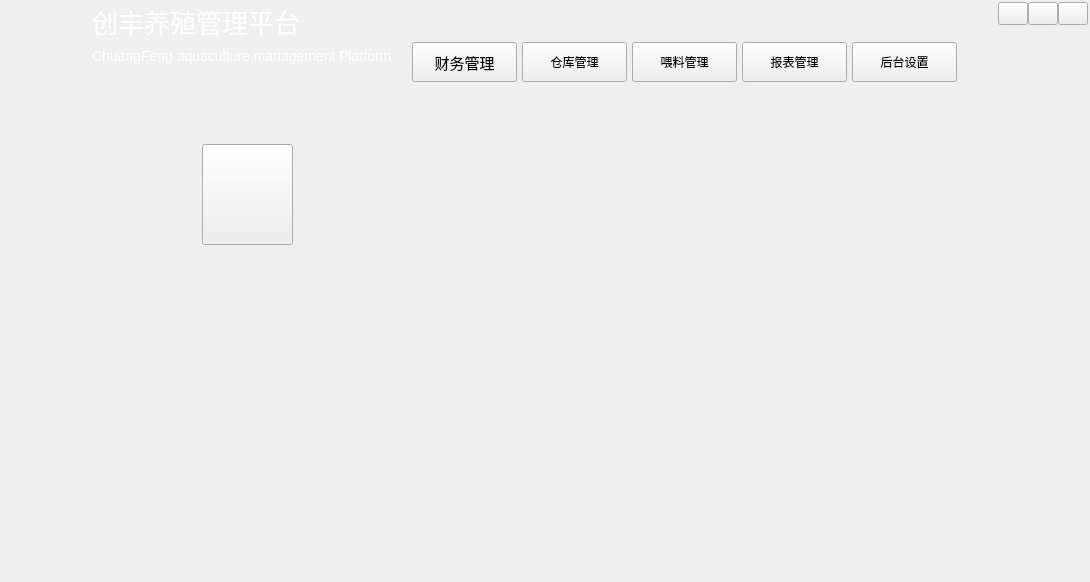
Above: ChuangfengDesktop/ChuangfengDesktop.ui from asdlei99/chuangfengdesktop before the change. Below: the same form after it.
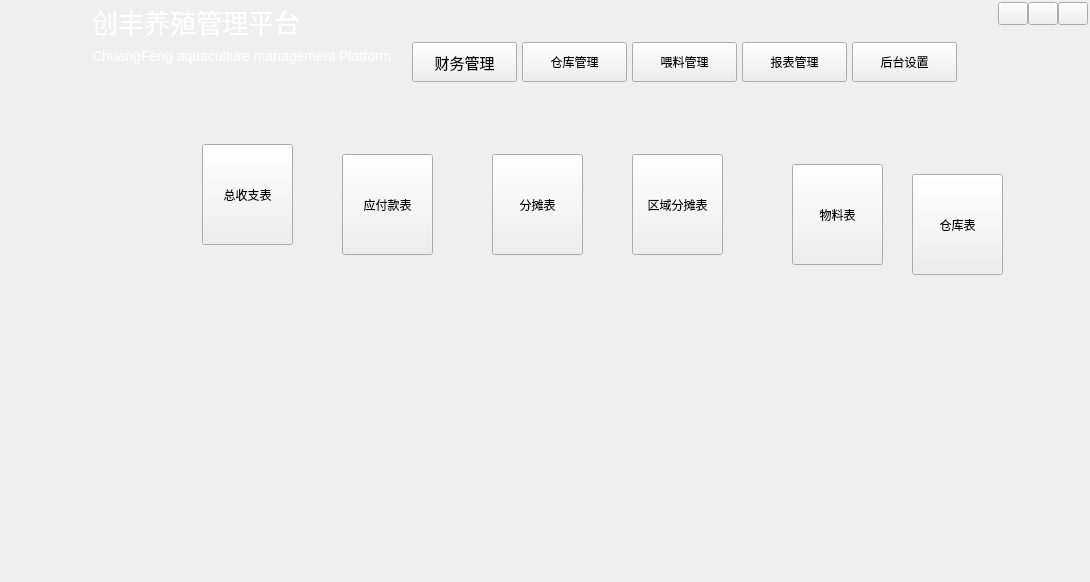
That is the form after the change. Icons and pictures are not drawn. Custom widgets are drawn as their Qt base class.

```diff
--- a/ChuangfengDesktop/ChuangfengDesktop.ui
+++ b/ChuangfengDesktop/ChuangfengDesktop.ui
@@ -423,7 +423,72 @@
           </rect>
          </property>
          <property name="text">
-          <string/>
+          <string>总收支表</string>
+         </property>
+        </widget>
+        <widget class="QPushButton" name="NoPayReport_btn">
+         <property name="geometry">
+          <rect>
+           <x>340</x>
+           <y>70</y>
+           <width>91</width>
+           <height>101</height>
+          </rect>
+         </property>
+         <property name="text">
+          <string>应付款表</string>
+         </property>
+        </widget>
+        <widget class="QPushButton" name="ShareReport_btn">
+         <property name="geometry">
+          <rect>
+           <x>490</x>
+           <y>70</y>
+           <width>91</width>
+           <height>101</height>
+          </rect>
+         </property>
+         <property name="text">
+          <string>分摊表</string>
+         </property>
+        </widget>
+        <widget class="QPushButton" name="ShareDetail_btn">
+         <property name="geometry">
+          <rect>
+           <x>630</x>
+           <y>70</y>
+           <width>91</width>
+           <height>101</height>
+          </rect>
+         </property>
+         <property name="text">
+          <string>区域分摊表</string>
+         </property>
+        </widget>
+        <widget class="QPushButton" name="MaterielReport_btn">
+         <property name="geometry">
+          <rect>
+           <x>790</x>
+           <y>80</y>
+           <width>91</width>
+           <height>101</height>
+          </rect>
+         </property>
+         <property name="text">
+          <string>物料表</string>
+         </property>
+        </widget>
+        <widget class="QPushButton" name="StoreReport_btn">
+         <property name="geometry">
+          <rect>
+           <x>910</x>
+           <y>90</y>
+           <width>91</width>
+           <height>101</height>
+          </rect>
+         </property>
+         <property name="text">
+          <string>仓库表</string>
          </property>
         </widget>
        </widget>
```
Left out of the diff: 6 changed lines with no effect on the pictures.
